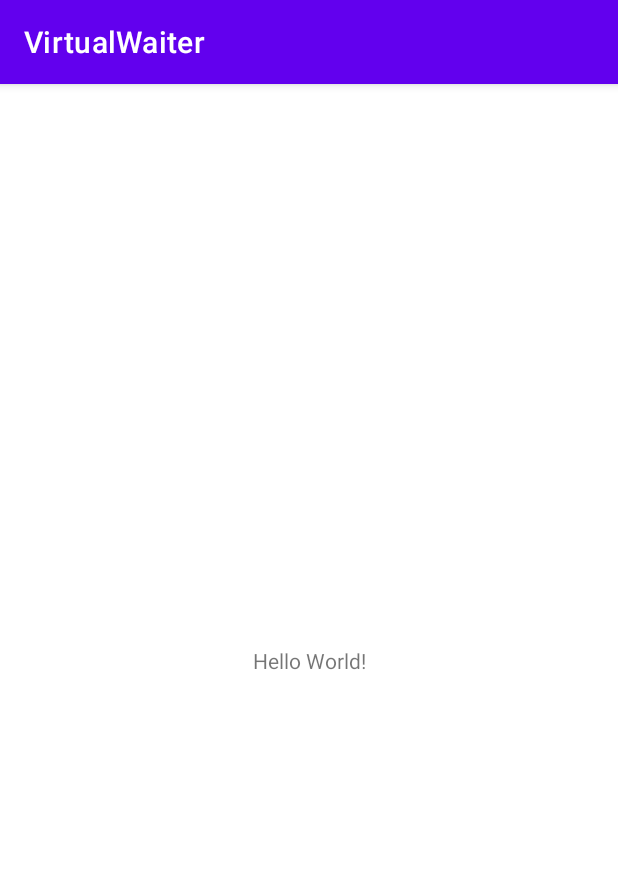
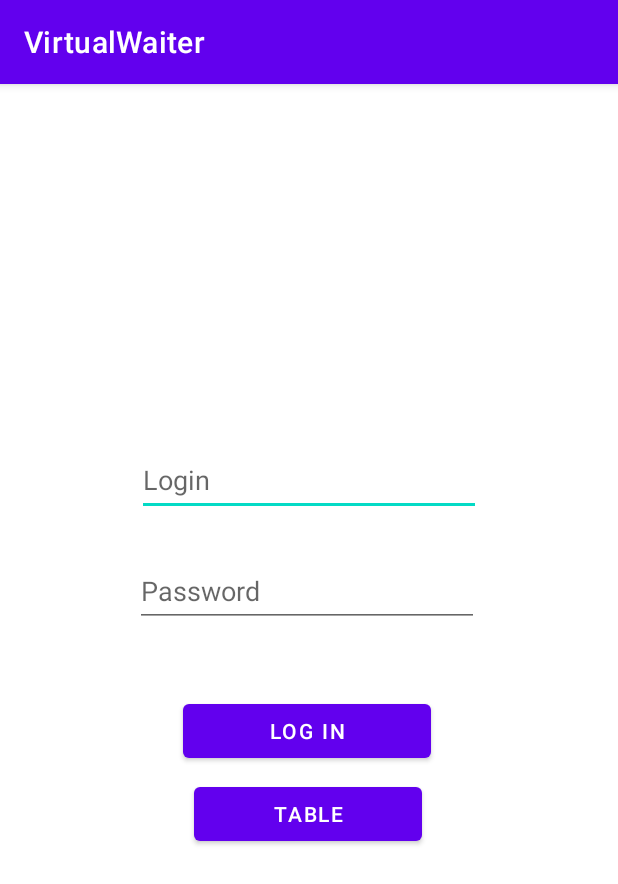
Before and after one commit to WektorX/VirtualWaiter, an Android app: the screen it shows after launch (MainActivity), on a phone screen of 412 x 824 dp. Shown: the top 884 px of the screen. Run offline under Robolectric (Android 15) with nearby library versions, the phone set to English and light mode, and no system bars.

Commit message:
Add connection to DB and skeleton for login interface

```diff
--- a/app/build.gradle
+++ b/app/build.gradle
@@ -32,6 +32,8 @@ dependencies {
     implementation 'androidx.appcompat:appcompat:1.4.0'
     implementation 'com.google.android.material:material:1.4.0'
     implementation 'androidx.constraintlayout:constraintlayout:2.1.2'
+    implementation 'mysql:mysql-connector-java:5.1.47'
+    implementation files('libs/ojdbc11.jar')
     testImplementation 'junit:junit:4.+'
     androidTestImplementation 'androidx.test.ext:junit:1.1.3'
     androidTestImplementation 'androidx.test.espresso:espresso-core:3.4.0'
--- a/app/src/main/AndroidManifest.xml
+++ b/app/src/main/AndroidManifest.xml
@@ -1,6 +1,8 @@
 <?xml version="1.0" encoding="utf-8"?>
 <manifest xmlns:android="http://schemas.android.com/apk/res/android"
     package="com.example.virtualwaiter">
+
+    <uses-permission android:name="android.permission.INTERNET" />
 
     <application
         android:allowBackup="true"
@@ -9,6 +11,9 @@
         android:roundIcon="@mipmap/ic_launcher_round"
         android:supportsRtl="true"
         android:theme="@style/Theme.VirtualWaiter">
+        <activity
+            android:name=".WaiterMainActivity"
+            android:exported="false" />
         <activity
             android:name=".MainActivity"
             android:exported="true">
--- a/app/src/main/java/com/example/virtualwaiter/MainActivity.java
+++ b/app/src/main/java/com/example/virtualwaiter/MainActivity.java
@@ -2,13 +2,48 @@ package com.example.virtualwaiter;
 
 import androidx.appcompat.app.AppCompatActivity;
 
+import android.app.Activity;
 import android.os.Bundle;
+import android.util.Log;
+import android.view.View;
+import android.view.WindowManager;
+import android.widget.Button;
+import android.widget.EditText;
+
+import com.example.virtualwaiter.UI.Login;
 
 public class MainActivity extends AppCompatActivity {
+
+
 
     @Override
     protected void onCreate(Bundle savedInstanceState) {
         super.onCreate(savedInstanceState);
         setContentView(R.layout.activity_main);
+        getWindow().setSoftInputMode(WindowManager.LayoutParams.SOFT_INPUT_ADJUST_PAN);
+        final Button btnLogin =  (Button) findViewById(R.id.btnLogin);
+        final Button btnTable =  (Button) findViewById(R.id.btnTable);
+        final EditText etlogin = (EditText) findViewById(R.id.etLogin);
+        final EditText etPassword = (EditText) findViewById(R.id.etPassword);
+
+        btnLogin.setOnClickListener(new View.OnClickListener() {
+            @Override
+            public void onClick(View v) {
+                Log.d("tag" , "Siema");
+                Login l = new Login(MainActivity.this);
+                String login = etlogin.getText().toString();
+                String password  = etPassword.getText().toString();
+                l.login(login,password);
+            }
+        });
+
+        btnTable.setOnClickListener(new View.OnClickListener() {
+            @Override
+            public void onClick(View v) {
+
+
+            }
+        });
+
     }
 }
--- a/app/src/main/res/layout/activity_main.xml
+++ b/app/src/main/res/layout/activity_main.xml
@@ -1,18 +1,65 @@
 <?xml version="1.0" encoding="utf-8"?>
-<androidx.constraintlayout.widget.ConstraintLayout xmlns:android="http://schemas.android.com/apk/res/android"
+<RelativeLayout xmlns:android="http://schemas.android.com/apk/res/android"
     xmlns:app="http://schemas.android.com/apk/res-auto"
     xmlns:tools="http://schemas.android.com/tools"
     android:layout_width="match_parent"
     android:layout_height="match_parent"
+
     tools:context=".MainActivity">
 
-    <TextView
-        android:layout_width="wrap_content"
+    <EditText
+        android:id="@+id/etLogin"
+        android:layout_width="600px"
         android:layout_height="wrap_content"
-        android:text="Hello World!"
-        app:layout_constraintBottom_toBottomOf="parent"
-        app:layout_constraintLeft_toLeftOf="parent"
-        app:layout_constraintRight_toRightOf="parent"
-        app:layout_constraintTop_toTopOf="parent" />
+        android:layout_alignParentStart="true"
+        android:layout_alignParentTop="true"
+        android:layout_alignParentEnd="true"
+        android:layout_marginStart="91dp"
+        android:layout_marginTop="240dp"
+        android:layout_marginEnd="91dp"
+        android:layout_marginBottom="8dp"
+        android:ems="10"
+        android:hint="@string/login_placeholder"
+        android:inputType="textPersonName"
+        android:minHeight="48dp" />
 
-</androidx.constraintlayout.widget.ConstraintLayout>
+    <EditText
+        android:id="@+id/etPassword"
+        android:layout_width="600px"
+        android:layout_height="wrap_content"
+        android:layout_below="@+id/etLogin"
+        android:layout_alignStart="@+id/etLogin"
+        android:layout_alignEnd="@+id/etLogin"
+        android:layout_marginStart="-1dp"
+        android:layout_marginTop="18dp"
+        android:layout_marginEnd="1dp"
+        android:layout_marginBottom="15dp"
+        android:ems="10"
+        android:hint="@string/password_placeholder"
+        android:inputType="textPassword"
+        android:minHeight="48dp" />
+
+    <Button
+        android:id="@+id/btnLogin"
+        android:layout_width="400px"
+        android:layout_height="wrap_content"
+        android:layout_below="@+id/etPassword"
+        android:layout_alignStart="@+id/etPassword"
+        android:layout_alignEnd="@+id/etPassword"
+        android:layout_marginStart="32dp"
+        android:layout_marginTop="30dp"
+        android:layout_marginEnd="32dp"
+        android:text="@string/login_btn" />
+
+    <Button
+        android:id="@+id/btnTable"
+        android:layout_width="400px"
+        android:layout_height="wrap_content"
+        android:layout_below="@+id/btnLogin"
+        android:layout_alignStart="@+id/btnLogin"
+        android:layout_alignEnd="@+id/btnLogin"
+        android:layout_marginStart="7dp"
+        android:layout_marginTop="7dp"
+        android:layout_marginEnd="6dp"
+        android:text="@string/table_btn" />
+</RelativeLayout>
--- a/app/src/main/res/values/strings.xml
+++ b/app/src/main/res/values/strings.xml
@@ -1,3 +1,8 @@
 <resources>
     <string name="app_name">VirtualWaiter</string>
+    <string name="login_btn">Log in</string>
+    <string name="table_btn">Table</string>
+    <string name="login_placeholder">Login</string>
+    <string name="password_placeholder">Password</string>
+    <string name="waiter">Waiter</string>
 </resources>
```
Also changed, not shown: app/src/main/java/com/example/virtualwaiter/UI/Login.java (added, +102 -0 lines), app/src/main/java/com/example/virtualwaiter/WaiterMainActivity.java (added, +14 -0 lines), app/src/main/res/layout/activity_waiter_main.xml (added, +23 -0 lines), 1 other file.
